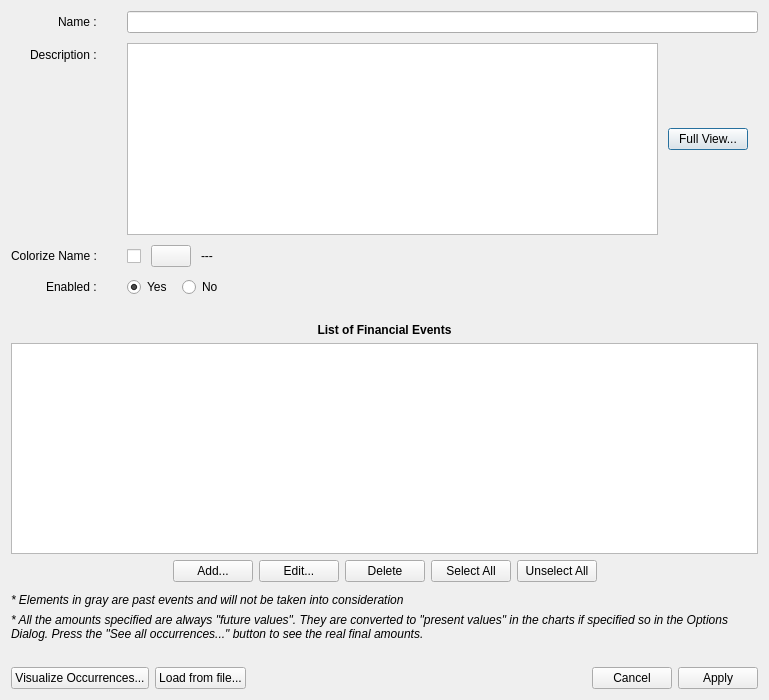
Qt form src/editirregulardialog.ui (redmoon1945/gbp) before a commit.
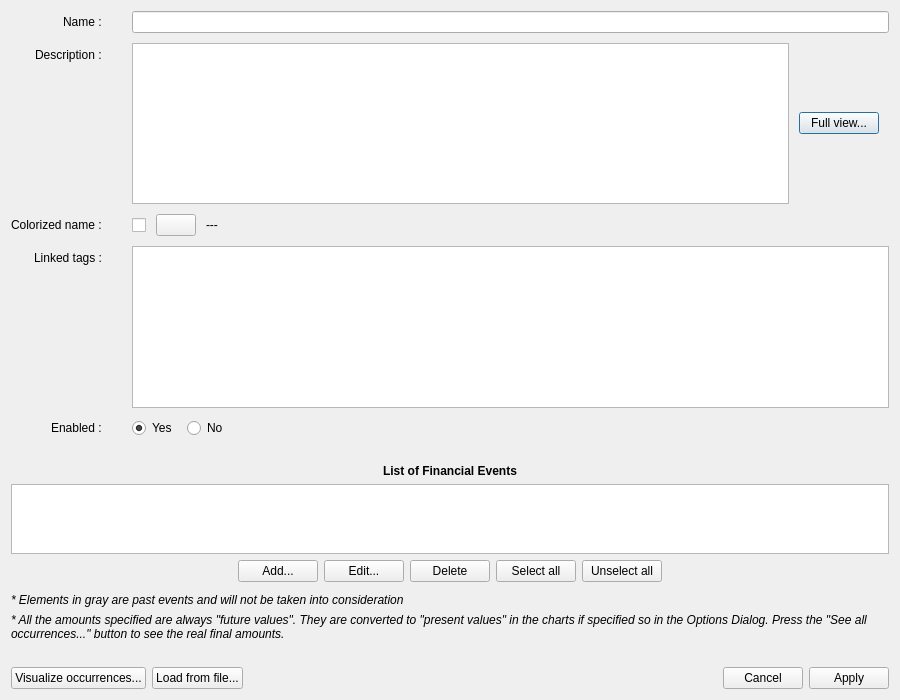
The same form after that commit.

```diff
--- a/src/editirregulardialog.ui
+++ b/src/editirregulardialog.ui
@@ -6,7 +6,7 @@
    <rect>
     <x>0</x>
     <y>0</y>
-    <width>769</width>
+    <width>900</width>
     <height>700</height>
    </rect>
   </property>
@@ -91,7 +91,7 @@
          <item>
           <widget class="QPushButton" name="fullViewPushButton">
            <property name="text">
-            <string>Full View...</string>
+            <string>Full view...</string>
            </property>
           </widget>
          </item>
@@ -113,80 +113,6 @@
          </item>
         </layout>
        </item>
-       <item row="3" column="0">
-        <widget class="QLabel" name="label_3">
-         <property name="font">
-          <font>
-           <bold>false</bold>
-          </font>
-         </property>
-         <property name="text">
-          <string>Enabled :</string>
-         </property>
-        </widget>
-       </item>
-       <item row="3" column="1">
-        <layout class="QHBoxLayout" name="horizontalLayout_3">
-         <item>
-          <widget class="QRadioButton" name="activeYesRadioButton">
-           <property name="toolTip">
-            <string>&lt;html&gt;&lt;head/&gt;&lt;body&gt;&lt;p&gt;&lt;span style=&quot; font-weight:700;&quot;&gt;Do&lt;/span&gt; use this Financial Stream Definition in the calculation.&lt;/p&gt;&lt;/body&gt;&lt;/html&gt;</string>
-           </property>
-           <property name="text">
-            <string>Yes</string>
-           </property>
-           <property name="checked">
-            <bool>true</bool>
-           </property>
-           <attribute name="buttonGroup">
-            <string notr="true">buttonGroup</string>
-           </attribute>
-          </widget>
-         </item>
-         <item>
-          <spacer name="horizontalSpacer_10">
-           <property name="orientation">
-            <enum>Qt::Orientation::Horizontal</enum>
-           </property>
-           <property name="sizeType">
-            <enum>QSizePolicy::Policy::Fixed</enum>
-           </property>
-           <property name="sizeHint" stdset="0">
-            <size>
-             <width>10</width>
-             <height>20</height>
-            </size>
-           </property>
-          </spacer>
-         </item>
-         <item>
-          <widget class="QRadioButton" name="activeNoRadioButton">
-           <property name="toolTip">
-            <string>&lt;html&gt;&lt;head/&gt;&lt;body&gt;&lt;p&gt;Do&lt;span style=&quot; font-weight:700;&quot;&gt; not&lt;/span&gt; use this Financial Stream Definition in the calculation.&lt;/p&gt;&lt;/body&gt;&lt;/html&gt;</string>
-           </property>
-           <property name="text">
-            <string>No</string>
-           </property>
-           <attribute name="buttonGroup">
-            <string notr="true">buttonGroup</string>
-           </attribute>
-          </widget>
-         </item>
-         <item>
-          <spacer name="horizontalSpacer_4">
-           <property name="orientation">
-            <enum>Qt::Orientation::Horizontal</enum>
-           </property>
-           <property name="sizeHint" stdset="0">
-            <size>
-             <width>40</width>
-             <height>20</height>
-            </size>
-           </property>
-          </spacer>
-         </item>
-        </layout>
-       </item>
        <item row="2" column="0">
         <widget class="QLabel" name="label_4">
          <property name="font">
@@ -195,7 +121,7 @@
           </font>
          </property>
          <property name="text">
-          <string>Colorize Name :</string>
+          <string>Colorized name :</string>
          </property>
         </widget>
        </item>
@@ -290,6 +216,107 @@
          </item>
         </layout>
        </item>
+       <item row="3" column="0">
+        <widget class="QLabel" name="label_5">
+         <property name="text">
+          <string>Linked tags :</string>
+         </property>
+        </widget>
+       </item>
+       <item row="3" column="1">
+        <layout class="QHBoxLayout" name="horizontalLayout_6">
+         <item>
+          <widget class="QPlainTextEdit" name="tagsEdit">
+           <property name="sizePolicy">
+            <sizepolicy hsizetype="Expanding" vsizetype="Preferred">
+             <horstretch>0</horstretch>
+             <verstretch>0</verstretch>
+            </sizepolicy>
+           </property>
+           <property name="toolTip">
+            <string>&lt;html&gt;&lt;head/&gt;&lt;body&gt;&lt;p&gt;Tags are used to categorize Cash Stream Definitions. &lt;span style=&quot; font-style:italic;&quot;&gt;Linked tags&lt;/span&gt; are tags associated to this Cash Stream Definition. One tag may be linked to multiple Cash Stream Definitions, and one Cash Stream Definition can be linked to multiple tags. Use &amp;quot;Manage Tags&amp;quot; button to change this list.&lt;/p&gt;&lt;/body&gt;&lt;/html&gt;</string>
+           </property>
+           <property name="readOnly">
+            <bool>true</bool>
+           </property>
+          </widget>
+         </item>
+        </layout>
+       </item>
+       <item row="4" column="0">
+        <widget class="QLabel" name="label_3">
+         <property name="font">
+          <font>
+           <bold>false</bold>
+          </font>
+         </property>
+         <property name="text">
+          <string>Enabled :</string>
+         </property>
+        </widget>
+       </item>
+       <item row="4" column="1">
+        <layout class="QHBoxLayout" name="horizontalLayout_3">
+         <item>
+          <widget class="QRadioButton" name="activeYesRadioButton">
+           <property name="toolTip">
+            <string>&lt;html&gt;&lt;head/&gt;&lt;body&gt;&lt;p&gt;&lt;span style=&quot; font-weight:700;&quot;&gt;Do&lt;/span&gt; use this Cash Stream Definition in the calculation.&lt;/p&gt;&lt;/body&gt;&lt;/html&gt;</string>
+           </property>
+           <property name="text">
+            <string>Yes</string>
+           </property>
+           <property name="checked">
+            <bool>true</bool>
+           </property>
+           <attribute name="buttonGroup">
+            <string notr="true">buttonGroup</string>
+           </attribute>
+          </widget>
+         </item>
+         <item>
+          <spacer name="horizontalSpacer_10">
+           <property name="orientation">
+            <enum>Qt::Orientation::Horizontal</enum>
+           </property>
+           <property name="sizeType">
+            <enum>QSizePolicy::Policy::Fixed</enum>
+           </property>
+           <property name="sizeHint" stdset="0">
+            <size>
+             <width>10</width>
+             <height>20</height>
+            </size>
+           </property>
+          </spacer>
+         </item>
+         <item>
+          <widget class="QRadioButton" name="activeNoRadioButton">
+           <property name="toolTip">
+            <string>&lt;html&gt;&lt;head/&gt;&lt;body&gt;&lt;p&gt;Do&lt;span style=&quot; font-weight:700;&quot;&gt; not&lt;/span&gt; use this Cash Stream Definition in the calculation.&lt;/p&gt;&lt;/body&gt;&lt;/html&gt;</string>
+           </property>
+           <property name="text">
+            <string>No</string>
+           </property>
+           <attribute name="buttonGroup">
+            <string notr="true">buttonGroup</string>
+           </attribute>
+          </widget>
+         </item>
+         <item>
+          <spacer name="horizontalSpacer_4">
+           <property name="orientation">
+            <enum>Qt::Orientation::Horizontal</enum>
+           </property>
+           <property name="sizeHint" stdset="0">
+            <size>
+             <width>40</width>
+             <height>20</height>
+            </size>
+           </property>
+          </spacer>
+         </item>
+        </layout>
+       </item>
       </layout>
      </item>
      <item>
@@ -384,14 +411,14 @@
        <item>
         <widget class="QPushButton" name="selectAllPushButton">
          <property name="text">
-          <string>Select All</string>
+          <string>Select all</string>
          </property>
         </widget>
        </item>
        <item>
         <widget class="QPushButton" name="unselectAllPushButton">
          <property name="text">
-          <string>Unselect All</string>
+          <string>Unselect all</string>
          </property>
         </widget>
        </item>
@@ -481,7 +508,7 @@
           <string>&lt;html&gt;&lt;head/&gt;&lt;body&gt;&lt;p&gt;View the financial events that will be generated with these parameters.&lt;/p&gt;&lt;/body&gt;&lt;/html&gt;</string>
          </property>
          <property name="text">
-          <string>Visualize Occurrences...</string>
+          <string>Visualize occurrences...</string>
          </property>
         </widget>
        </item>
```
Left out of the diff: 12 changed lines with no effect on the pictures.
